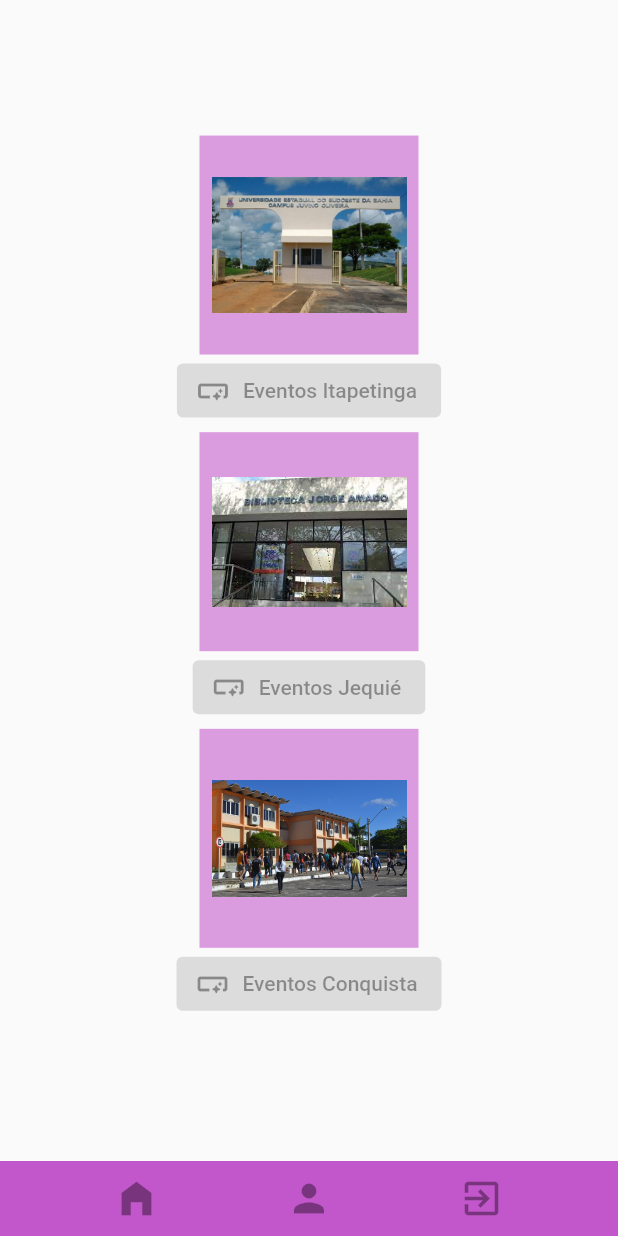
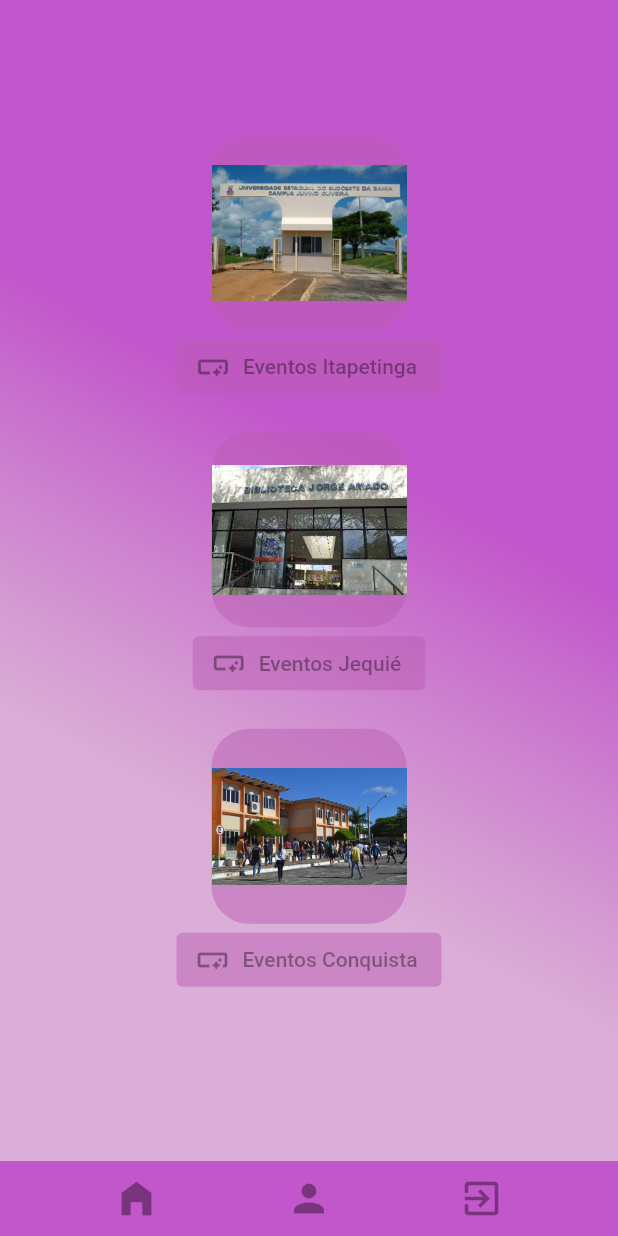
Before and after one commit to edsonribeiro13/eventos_uesb, a Flutter app: the screen it shows after launch, on a phone screen of 412 x 824 dp. Run offline on Flutter 3.47's test engine with Material 2 defaults, Android fonts, the phone set to English and light mode, and no system bars.

Commit message:
feat: estilização inicial

```diff
--- /dev/null
+++ b/lib/assets/css/BasicCSS.dart
@@ -0,0 +1,6 @@
+import 'package:flutter/material.dart';
+
+class BasicCss {
+  Color basicColor = const Color.fromARGB(224, 186, 63, 197);
+  Color basicColorSmother = const Color.fromARGB(123, 185, 92, 177);
+}
--- a/lib/views/PagIni.dart
+++ b/lib/views/PagIni.dart
@@ -1,6 +1,7 @@
 import 'package:flutter/material.dart';
 import 'package:eventos_uesb/widgets/NavigationMenu.dart';
 import 'package:eventos_uesb/widgets/CardGrid.dart';
+import 'package:eventos_uesb/assets/css/BasicCSS.dart';
 
 // ignore: camel_case_types, must_be_immutable
 class pagIni extends StatelessWidget {
@@ -11,11 +12,28 @@ class pagIni extends StatelessWidget {
 
   @override
   Widget build(BuildContext context) {
+    BasicCss basicCss = BasicCss();
     return MaterialApp(
         title: "Página Inicial",
         home: Scaffold(
           bottomNavigationBar: Row(children: [navigationMenu]),
-          body: cardGrid,
+          body: Center(
+              child: Container(
+            decoration: BoxDecoration(
+                gradient: LinearGradient(
+              begin: Alignment.topRight,
+              end: Alignment.bottomLeft,
+              stops: const [
+                0.4,
+                0.7,
+              ],
+              colors: [
+                basicCss.basicColor,
+                basicCss.basicColorSmother,
+              ],
+            )),
+            child: cardGrid,
+          )),
         ));
   }
 }
--- a/lib/widgets/CardGrid.dart
+++ b/lib/widgets/CardGrid.dart
@@ -1,4 +1,5 @@
 import 'package:flutter/material.dart';
+import 'package:eventos_uesb/assets/css/BasicCSS.dart';
 
 class CardGrid extends StatelessWidget {
   const CardGrid({super.key});
@@ -6,6 +7,7 @@ class CardGrid extends StatelessWidget {
   @override
   Widget build(BuildContext context) {
     MediaQueryData mediaQuery = MediaQuery.of(context);
+    BasicCss basicCss = BasicCss();
 
     return Center(
       child: GridView.count(
@@ -18,15 +20,21 @@ class CardGrid extends StatelessWidget {
           children: [
             Column(mainAxisAlignment: MainAxisAlignment.start, children: [
               Container(
-                  decoration: const BoxDecoration(
-                      color: Color.fromARGB(128, 186, 63, 197)),
+                  decoration: BoxDecoration(
+                    color: basicCss.basicColorSmother,
+                    borderRadius: BorderRadius.circular(25),
+                  ),
                   child: IconButton(
+                    padding: EdgeInsets.zero,
                     iconSize: 130,
                     onPressed: null,
                     icon: Image.asset(
                         'lib/assets/images/uesb-campus-itapetinga.jpg'),
                   )),
               ElevatedButton.icon(
+                style: ButtonStyle(
+                    backgroundColor:
+                        MaterialStateProperty.all(basicCss.basicColorSmother)),
                 onPressed: null,
                 icon: const Icon(Icons.smart_button_rounded),
                 label: const Text("Eventos Itapetinga"),
@@ -34,14 +42,19 @@ class CardGrid extends StatelessWidget {
             ]),
             Column(mainAxisAlignment: MainAxisAlignment.start, children: [
               Container(
-                  decoration: const BoxDecoration(
-                      color: Color.fromARGB(128, 186, 63, 197)),
+                  decoration: BoxDecoration(
+                      color: basicCss.basicColorSmother,
+                      borderRadius: BorderRadius.circular(25)),
                   child: IconButton(
+                    padding: EdgeInsets.zero,
                     iconSize: 130,
                     onPressed: null,
                     icon: Image.asset('lib/assets/images/campus-jequie.jpeg'),
                   )),
               ElevatedButton.icon(
+                style: ButtonStyle(
+                    backgroundColor:
+                        MaterialStateProperty.all(basicCss.basicColorSmother)),
                 onPressed: null,
                 icon: const Icon(Icons.smart_button_rounded),
                 label: const Text("Eventos Jequié"),
@@ -49,14 +62,19 @@ class CardGrid extends StatelessWidget {
             ]),
             Column(mainAxisAlignment: MainAxisAlignment.start, children: [
               Container(
-                  decoration: const BoxDecoration(
-                      color: Color.fromARGB(128, 186, 63, 197)),
+                  decoration: BoxDecoration(
+                      color: basicCss.basicColorSmother,
+                      borderRadius: BorderRadius.circular(25)),
                   child: IconButton(
+                    padding: EdgeInsets.zero,
                     iconSize: 130,
                     onPressed: null,
                     icon: Image.asset('lib/assets/images/uesb-conquista.jpg'),
                   )),
               ElevatedButton.icon(
+                style: ButtonStyle(
+                    backgroundColor:
+                        MaterialStateProperty.all(basicCss.basicColorSmother)),
                 onPressed: null,
                 icon: const Icon(Icons.smart_button_rounded),
                 label: const Text("Eventos Conquista"),
--- a/lib/widgets/NavigationMenu.dart
+++ b/lib/widgets/NavigationMenu.dart
@@ -1,6 +1,7 @@
 // ignore_for_file: file_names
 
 import 'package:flutter/material.dart';
+import 'package:eventos_uesb/assets/css/BasicCSS.dart';
 
 // ignore: camel_case_types
 class NavigationMenu extends StatelessWidget {
@@ -9,29 +10,28 @@ class NavigationMenu extends StatelessWidget {
   @override
   Widget build(BuildContext context) {
     MediaQueryData mediaQuery = MediaQuery.of(context);
+    BasicCss basicCss = BasicCss();
 
     return Container(
       height: 50,
       width: mediaQuery.size.width,
-      decoration: const BoxDecoration(color: Color.fromARGB(224, 186, 63, 197)),
-      child: Row(
-          mainAxisAlignment: MainAxisAlignment.spaceEvenly,
-          children: const [
+      decoration: BoxDecoration(color: basicCss.basicColor),
+      child: Row(mainAxisAlignment: MainAxisAlignment.spaceEvenly, children: [
         IconButton(
             onPressed: null,
             iconSize: 30,
-                icon: Icon(Icons.home_filled),
-                color: Color.fromARGB(123, 185, 92, 177)),
+            icon: const Icon(Icons.home_filled),
+            color: basicCss.basicColorSmother),
         IconButton(
             onPressed: null,
             iconSize: 30,
-                icon: Icon(Icons.person),
-                color: Color.fromARGB(123, 185, 92, 177)),
+            icon: const Icon(Icons.person),
+            color: basicCss.basicColorSmother),
         IconButton(
             onPressed: null,
             iconSize: 30,
-                icon: Icon(Icons.exit_to_app),
-                color: Color.fromARGB(123, 185, 92, 177))
+            icon: const Icon(Icons.exit_to_app),
+            color: basicCss.basicColorSmother)
       ]),
     );
   }
```
Lines whose indentation alone changed are shown as unchanged.
